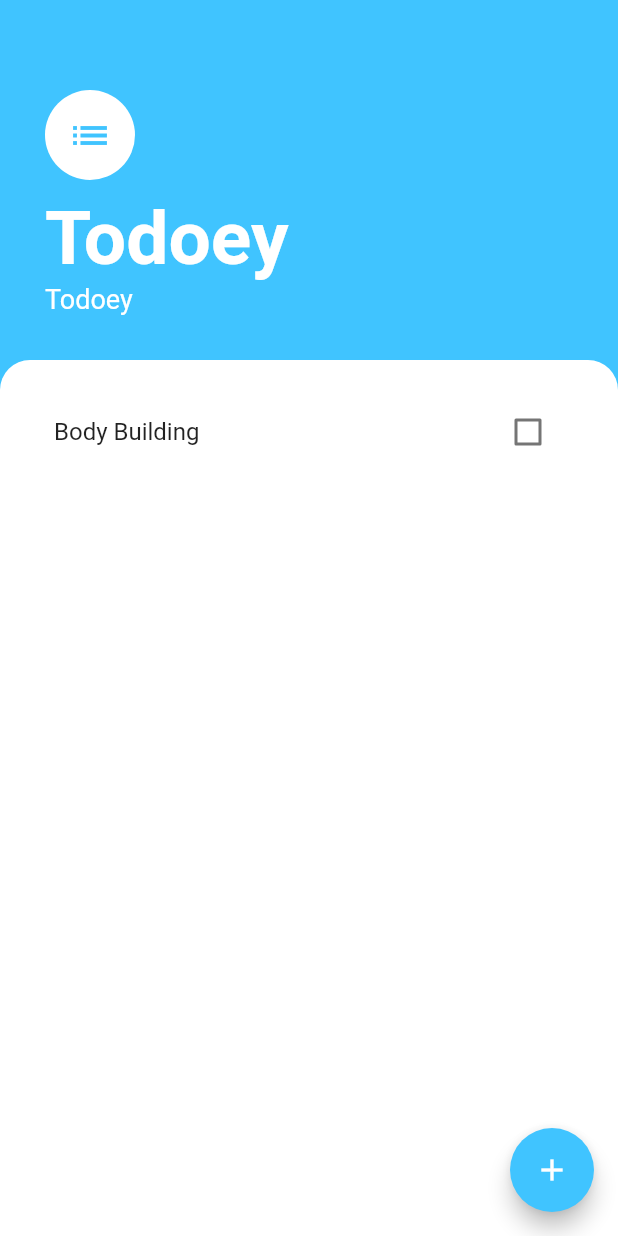
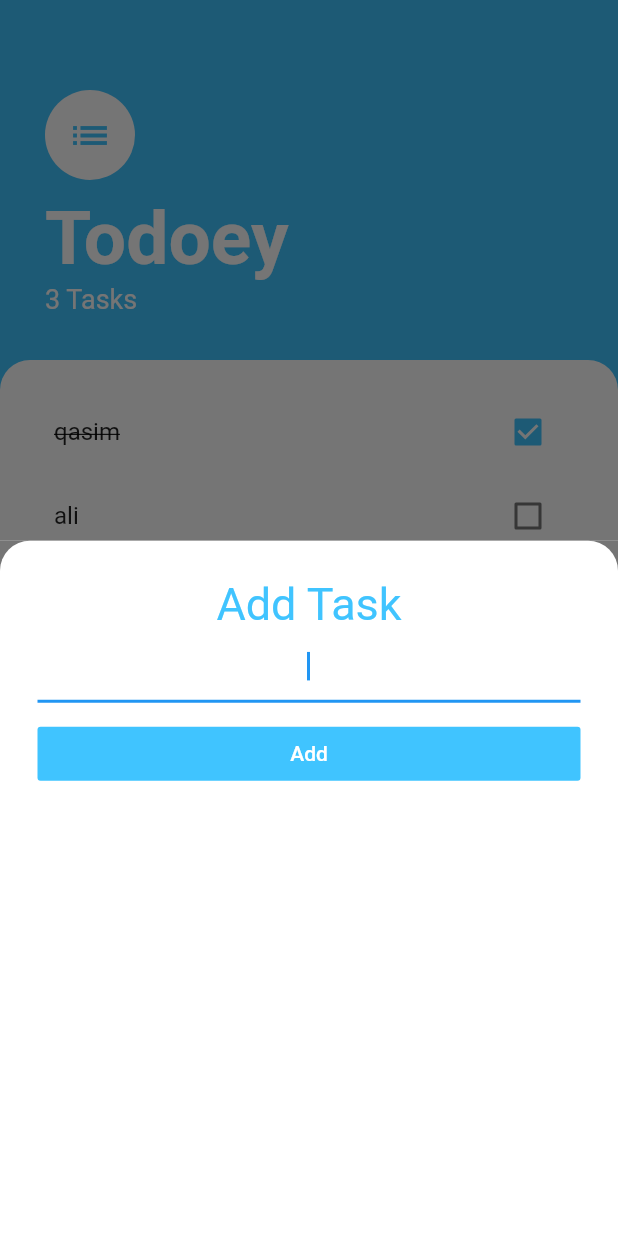
Before and after one commit to QasimRailo/todoey, a Flutter app: the screen it shows after launch, after a tap on the "add" icon, on a phone screen of 412 x 824 dp. Run offline on Flutter 3.47's test engine with Material 2 defaults, Android fonts, the phone set to English and light mode, and no system bars.

Commit message:
home screen

```diff
--- /dev/null
+++ b/lib/Models/task.dart
@@ -0,0 +1,8 @@
+class Task {
+  late String name;
+  late bool isDone;
+  Task({required this.name, this.isDone = false});
+  void toggledone() {
+    isDone = !isDone;
+  }
+}
--- /dev/null
+++ b/lib/Models/task_data.dart
@@ -0,0 +1,34 @@
+import 'dart:collection';
+
+import 'package:flutter/foundation.dart';
+import 'package:todoey/Models/task.dart';
+
+class TaskData extends ChangeNotifier {
+  List<Task> _tasks = [
+    Task(name: "qasim", isDone: true),
+    Task(name: "ali"),
+    Task(name: "name"),
+  ];
+  UnmodifiableListView<Task> get tasks {
+    return UnmodifiableListView(_tasks);
+  }
+
+  int get Taskcount {
+    return _tasks.length;
+  }
+
+  void addTask(String value) {
+    var t = Task(name: value);
+    _tasks.add(t);
+    notifyListeners();
+  }
+
+  void updateTask(Task task) {
+    task.toggledone();
+    notifyListeners();
+  }
+  void DeleteTask(Task task) {
+    _tasks.remove(task);
+    notifyListeners();
+  }
+}
--- /dev/null
+++ b/lib/Screens/add_task_screen.dart
@@ -0,0 +1,65 @@
+import 'package:flutter/material.dart';
+import 'package:todoey/Models/task.dart';
+import 'package:todoey/Widgets/task_list.dart';
+import 'package:provider/provider.dart';
+
+import '../Models/task_data.dart';
+
+class AddTask extends StatelessWidget {
+  late String newtaskTitle;
+  @override
+  Widget build(BuildContext context) {
+    return Container(
+      color: Color(0xff757575),
+      child: Container(
+        padding: EdgeInsets.all(25.0),
+        decoration: BoxDecoration(
+            color: Colors.white,
+            borderRadius: BorderRadius.only(
+                topLeft: Radius.circular(20.0),
+                topRight: Radius.circular(20.0))),
+        child: Column(
+          crossAxisAlignment: CrossAxisAlignment.stretch,
+          children: [
+            Text(
+              "Add Task",
+              textAlign: TextAlign.center,
+              style: TextStyle(
+                fontSize: 30.0,
+                color: Colors.lightBlueAccent,
+              ),
+            ),
+            TextField(
+              autofocus: true,
+              textAlign: TextAlign.center,
+              onChanged: (change) {
+                newtaskTitle = change;
+              },
+            ),
+            SizedBox(
+              height: 10.0,
+            ),
+            FlatButton(
+              color: Colors.lightBlueAccent,
+              onPressed: () {
+                //   this.addTaskCallBack(newtaskTitle);
+                // print(newtaskTitle);
+
+                //final task = Task(name: newtaskTitle);
+                print(newtaskTitle);
+                // Provider.of<TaskData>(context,listen: false)
+                //     .addTask(newtaskTitle);
+                Provider.of<TaskData>(context).addTask(newtaskTitle);
+                Navigator.pop(context);
+              },
+              child: Text(
+                "Add",
+                style: TextStyle(color: Colors.white),
+              ),
+            )
+          ],
+        ),
+      ),
+    );
+  }
+}
--- a/lib/Screens/task_screen.dart
+++ b/lib/Screens/task_screen.dart
@@ -1,4 +1,9 @@
 import 'package:flutter/material.dart';
+import 'package:provider/provider.dart';
+import 'package:todoey/Models/task_data.dart';
+import '../Models/task.dart';
+import '../Widgets/task_list.dart';
+import 'add_task_screen.dart';
 
 class TaskScreen extends StatefulWidget {
   const TaskScreen({Key? key}) : super(key: key);
@@ -13,7 +18,19 @@ class _TaskScreenState extends State<TaskScreen> {
     return Scaffold(
       backgroundColor: Colors.lightBlueAccent,
       floatingActionButton: FloatingActionButton(
-        onPressed: () {},
+        onPressed: () {
+          showModalBottomSheet(
+              context: context,
+              builder: (BuildContext context) => AddTask(),
+                    // addTaskCallBack: (newTaskTitle) {
+                    //   print(newTaskTitle);
+                    //   setState(() {
+                    //     // tasks.add(Task(name: newTaskTitle));
+                    //     // Navigator.pop(context);
+                    //   });
+                    // },
+                  );
+        },
         backgroundColor: Colors.lightBlueAccent,
         child: Icon(Icons.add),
       ),
@@ -45,7 +62,7 @@ class _TaskScreenState extends State<TaskScreen> {
                       fontWeight: FontWeight.w700),
                 ),
                 Text(
-                  "Todoey",
+                  "${Provider.of<TaskData>(context).Taskcount} Tasks",
                   style: TextStyle(
                     fontSize: 18,
                     color: Colors.white,
@@ -70,25 +87,3 @@ class _TaskScreenState extends State<TaskScreen> {
     );
   }
 }
-
-class taskList extends StatelessWidget {
-  @override
-  Widget build(BuildContext context) {
-    return ListView(
-      children: [taskTile()],
-    );
-  }
-}
-
-class taskTile extends StatelessWidget {
-  @override
-  Widget build(BuildContext context) {
-    return ListTile(
-      title: Text("Body Building"),
-      trailing: Checkbox(
-        value: false,
-        onChanged: (bool? value) {},
-      ),
-    );
-  }
-}
--- a/lib/Widgets/task_list.dart
+++ b/lib/Widgets/task_list.dart
@@ -0,0 +1,33 @@
+import 'package:flutter/material.dart';
+import 'package:todoey/Models/task_data.dart';
+import 'package:todoey/Widgets/task_tile.dart';
+import 'package:provider/provider.dart';
+import '../Models/task.dart';
+
+class taskList extends StatelessWidget {
+  @override
+  Widget build(BuildContext context) {
+    return Consumer<TaskData>(
+      builder: (BuildContext context, taskdata, Child) {
+        return ListView.builder(
+            itemCount: taskdata.Taskcount,
+            itemBuilder: (context, index) {
+              final trask = taskdata.tasks[index];
+              return taskTile(
+                taskTitle: trask.name,
+                isChecked: trask.isDone,
+                checkboxCallback: (value) {
+                  taskdata.updateTask(trask);
+                  // setState(() {
+                  // taskdata.tasks[index].toggledone();
+                  // });
+                },
+                DellCallback: () {
+                  taskdata.DeleteTask(trask);
+                },
+              );
+            });
+      },
+    );
+  }
+}
--- a/lib/Widgets/task_tile.dart
+++ b/lib/Widgets/task_tile.dart
@@ -0,0 +1,41 @@
+import 'package:flutter/material.dart';
+
+class taskTile extends StatelessWidget {
+  late final bool isChecked;
+  late final String taskTitle;
+  final Function checkboxCallback;
+  final Function DellCallback;
+  taskTile(
+      {required this.taskTitle,
+      required this.isChecked,
+      required this.checkboxCallback, required this.DellCallback});
+  @override
+  Widget build(BuildContext context) {
+    return ListTile(
+      onLongPress: () {
+
+        this.DellCallback();
+      },
+      title: Text(
+
+        taskTitle,
+        style: TextStyle(
+            decoration: isChecked ? TextDecoration.lineThrough : null),
+      ),
+      trailing: Checkbox(
+      //  checkColor: Colors.lightBlueAccent,
+        activeColor: Colors.lightBlueAccent,
+        value: isChecked,
+        onChanged: (value) {
+          this.checkboxCallback(value);
+        },
+      ),
+    );
+  }
+}
+// (bool value) {
+// setState(() {
+// isChecked = value ? true : false;
+// print(value);
+// });
+// },
--- a/lib/main.dart
+++ b/lib/main.dart
@@ -1,17 +1,28 @@
 import 'package:flutter/material.dart';
+import 'package:provider/provider.dart';
+import 'package:todoey/Models/task_data.dart';
 
 import 'Screens/task_screen.dart';
 
+import 'package:provider/provider.dart';
+
 void main() {
-  runApp( MyApp());
+  runApp(MyApp());
 }
+
 class MyApp extends StatelessWidget {
   const MyApp({Key? key}) : super(key: key);
 
   @override
   Widget build(BuildContext context) {
-    return MaterialApp(
-      home:  TaskScreen(),
+    return ChangeNotifierProvider(
+      // builder: (context)=>TaskData(),
+      create: (BuildContext context) {
+        return TaskData();
+      },
+      child: MaterialApp(
+        home: TaskScreen(),
+      ),
     );
   }
 }
--- a/pubspec.yaml
+++ b/pubspec.yaml
@@ -34,6 +34,7 @@ dependencies:
   # The following adds the Cupertino Icons font to your application.
   # Use with the CupertinoIcons class for iOS style icons.
   cupertino_icons: ^1.0.2
+  provider: ^6.0.4
 
 dev_dependencies:
   flutter_test:
```
Also changed, not shown: pubspec.lock.
